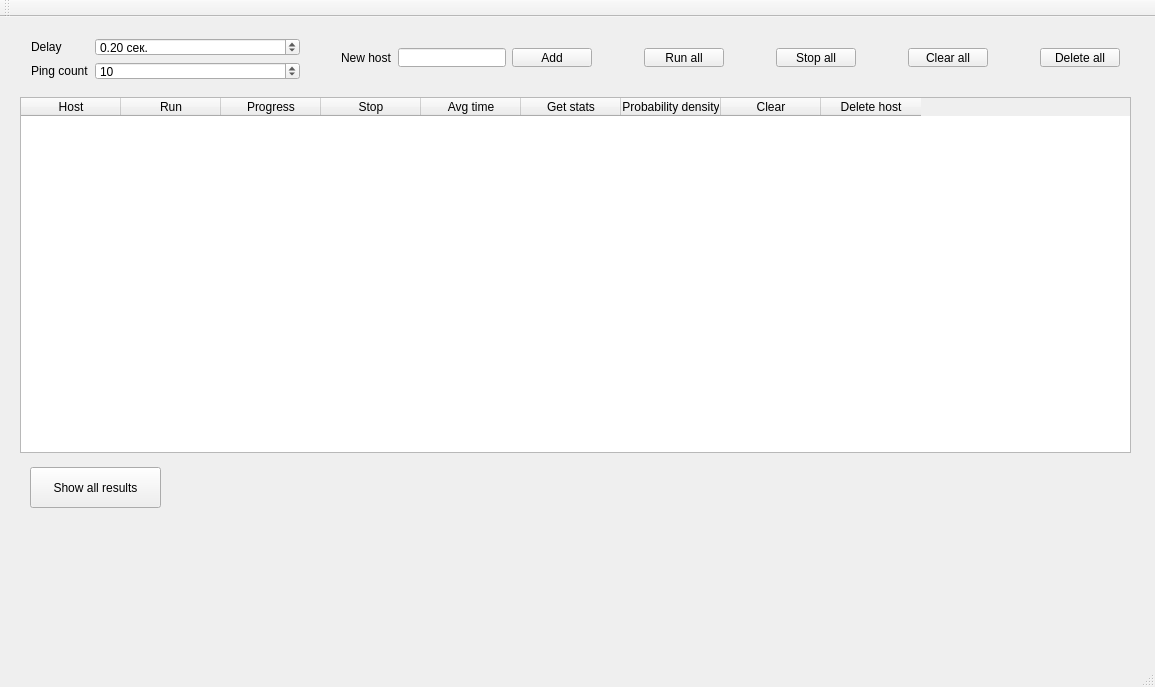
Old version of the form mainwindow.ui in the repository LibertyPaul/Pinger.
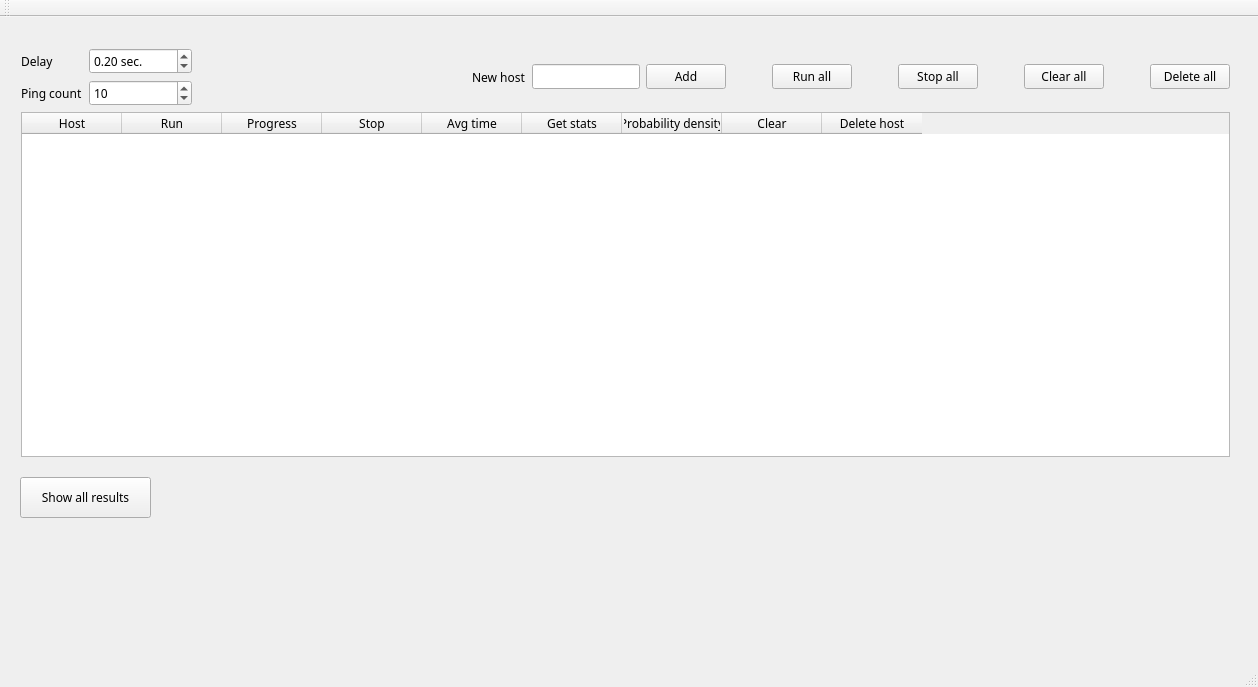
New version of the form. Icons and pictures are not drawn.

What changed in the file:
```diff
--- a/mainwindow.ui
+++ b/mainwindow.ui
@@ -6,23 +6,54 @@
    <rect>
     <x>0</x>
     <y>0</y>
-    <width>1155</width>
+    <width>1258</width>
     <height>687</height>
    </rect>
   </property>
+  <property name="sizePolicy">
+   <sizepolicy hsizetype="Preferred" vsizetype="Preferred">
+    <horstretch>0</horstretch>
+    <verstretch>0</verstretch>
+   </sizepolicy>
+  </property>
+  <property name="font">
+   <font>
+    <family>Droid Sans</family>
+   </font>
+  </property>
   <property name="windowTitle">
    <string>Pinger</string>
   </property>
   <widget class="QWidget" name="centralWidget">
-   <widget class="QWidget" name="verticalLayoutWidget">
+   <widget class="QPushButton" name="showAllResultsButton">
     <property name="geometry">
      <rect>
       <x>20</x>
-      <y>10</y>
-      <width>291</width>
-      <height>64</height>
+      <y>460</y>
+      <width>131</width>
+      <height>41</height>
      </rect>
     </property>
+    <property name="text">
+     <string>Show all results</string>
+    </property>
+   </widget>
+   <widget class="QWidget" name="verticalLayoutWidget_2">
+    <property name="geometry">
+     <rect>
+      <x>10</x>
+      <y>20</y>
+      <width>1231</width>
+      <height>431</height>
+     </rect>
+    </property>
+    <layout class="QVBoxLayout" name="verticalLayout_2">
+     <property name="sizeConstraint">
+      <enum>QLayout::SetMaximumSize</enum>
+     </property>
+     <item>
+      <layout class="QHBoxLayout" name="horizontalLayout_2">
+       <item>
     <layout class="QVBoxLayout" name="verticalLayout">
      <item>
       <layout class="QFormLayout" name="formLayout">
@@ -39,7 +70,7 @@
           <string/>
          </property>
          <property name="suffix">
-          <string> сек.</string>
+              <string> sec.</string>
          </property>
          <property name="minimum">
           <double>0.100000000000000</double>
@@ -78,82 +109,21 @@
       </layout>
      </item>
     </layout>
-   </widget>
-   <widget class="QTableWidget" name="targetsTable">
-    <property name="geometry">
-     <rect>
-      <x>20</x>
-      <y>80</y>
-      <width>1111</width>
-      <height>356</height>
-     </rect>
-    </property>
-    <property name="rowCount">
-     <number>0</number>
-    </property>
-    <property name="columnCount">
-     <number>9</number>
-    </property>
-    <column>
-     <property name="text">
-      <string>Host</string>
-     </property>
-     <property name="font">
-      <font>
-       <kerning>true</kerning>
-      </font>
-     </property>
-    </column>
-    <column>
-     <property name="text">
-      <string>Run</string>
-     </property>
-    </column>
-    <column>
-     <property name="text">
-      <string>Progress</string>
-     </property>
-    </column>
-    <column>
-     <property name="text">
-      <string>Stop</string>
-     </property>
-    </column>
-    <column>
-     <property name="text">
-      <string>Avg time</string>
-     </property>
-    </column>
-    <column>
-     <property name="text">
-      <string>Get stats</string>
-     </property>
-    </column>
-    <column>
-     <property name="text">
-      <string>Probability density</string>
-     </property>
-    </column>
-    <column>
-     <property name="text">
-      <string>Clear</string>
-     </property>
-    </column>
-    <column>
-     <property name="text">
-      <string>Delete host</string>
-     </property>
-    </column>
-   </widget>
-   <widget class="QWidget" name="horizontalLayoutWidget">
-    <property name="geometry">
-     <rect>
-      <x>330</x>
-      <y>20</y>
-      <width>801</width>
-      <height>41</height>
-     </rect>
-    </property>
+       </item>
+       <item>
+        <spacer name="horizontalSpacer_5">
+         <property name="orientation">
+          <enum>Qt::Horizontal</enum>
+         </property>
+         <property name="sizeHint" stdset="0">
+          <size>
+           <width>40</width>
+           <height>20</height>
+          </size>
+         </property>
+        </spacer>
+       </item>
+       <item>
     <layout class="QHBoxLayout" name="horizontalLayout">
      <item>
       <widget class="QLabel" name="label_3">
@@ -271,19 +241,70 @@
       </widget>
      </item>
     </layout>
-   </widget>
-   <widget class="QPushButton" name="showAllResultsButton">
-    <property name="geometry">
-     <rect>
-      <x>30</x>
-      <y>450</y>
-      <width>131</width>
-      <height>41</height>
-     </rect>
-    </property>
-    <property name="text">
-     <string>Show all results</string>
-    </property>
+       </item>
+      </layout>
+     </item>
+     <item>
+      <widget class="QTableWidget" name="targetsTable">
+       <property name="rowCount">
+        <number>0</number>
+       </property>
+       <property name="columnCount">
+        <number>9</number>
+       </property>
+       <column>
+        <property name="text">
+         <string>Host</string>
+        </property>
+        <property name="font">
+         <font>
+          <kerning>true</kerning>
+         </font>
+        </property>
+       </column>
+       <column>
+        <property name="text">
+         <string>Run</string>
+        </property>
+       </column>
+       <column>
+        <property name="text">
+         <string>Progress</string>
+        </property>
+       </column>
+       <column>
+        <property name="text">
+         <string>Stop</string>
+        </property>
+       </column>
+       <column>
+        <property name="text">
+         <string>Avg time</string>
+        </property>
+       </column>
+       <column>
+        <property name="text">
+         <string>Get stats</string>
+        </property>
+       </column>
+       <column>
+        <property name="text">
+         <string>Probability density</string>
+        </property>
+       </column>
+       <column>
+        <property name="text">
+         <string>Clear</string>
+        </property>
+       </column>
+       <column>
+        <property name="text">
+         <string>Delete host</string>
+        </property>
+       </column>
+      </widget>
+     </item>
+    </layout>
    </widget>
   </widget>
   <widget class="QMenuBar" name="menuBar">
```
Left out of the diff: 8 changed lines with no effect on the pictures. Lines whose indentation alone changed are shown as unchanged.
